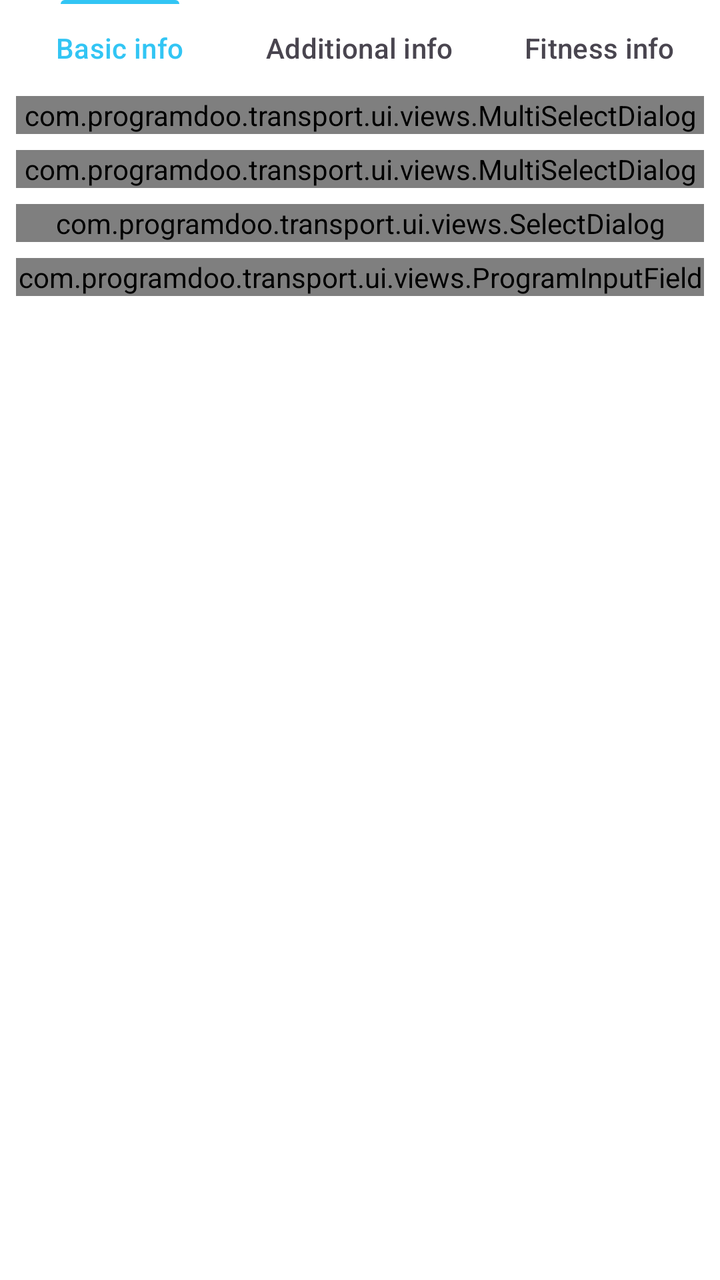
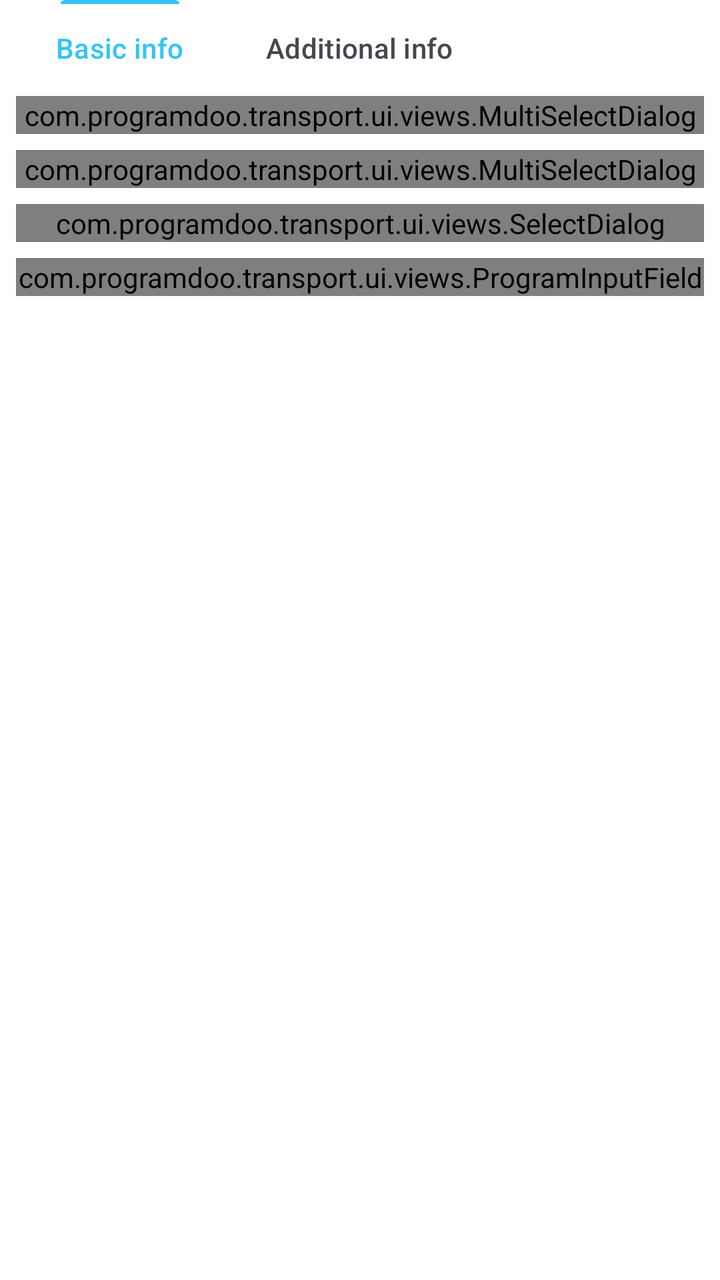

Two renders of the same Android screen: before a commit and after it. Below are the layout's source before the change and the commit's diff.
<!-- AndroidManifest.xml: application theme Theme.Fitnes -->
<!-- res/layout/fragment_edit_trainee_fitness_info.xml -->
<?xml version="1.0" encoding="utf-8"?>
<layout xmlns:tools="http://schemas.android.com/tools"
    xmlns:app="http://schemas.android.com/apk/res-auto"
    xmlns:android="http://schemas.android.com/apk/res/android">
    <data>
        <variable
            name="trainee"
            type="com.programdoo.transport.data.models.dtos.trainees.SaveTraineeRequestModel" />
    </data>

    <androidx.constraintlayout.widget.ConstraintLayout
        android:layout_width="match_parent"
        android:layout_height="match_parent"
        android:orientation="vertical"
        >

        <com.google.android.material.tabs.TabLayout
            android:id="@+id/stepTabLayout"
            style="@style/TabLayout"
            app:tabIndicatorColor="@color/primary"
            app:layout_constraintTop_toTopOf="parent"
            app:layout_constraintStart_toStartOf="parent"
            app:layout_constraintEnd_toEndOf="parent">

            <com.google.android.material.tabs.TabItem
                android:layout_width="wrap_content"
                android:layout_height="wrap_content"
                android:text="@string/label_basic_info" />

            <com.google.android.material.tabs.TabItem
                android:layout_width="wrap_content"
                android:layout_height="wrap_content"
                android:text="@string/label_additional_info" />

            <com.google.android.material.tabs.TabItem
                android:layout_width="wrap_content"
                android:layout_height="wrap_content"
                android:text="@string/label_fitness_info" />
        </com.google.android.material.tabs.TabLayout>

        <ScrollView
            android:id="@+id/scrollView"
            android:layout_width="0dp"
            android:layout_height="0dp"
            style="@style/ContainerMain"
            app:layout_constraintBottom_toTopOf="@+id/actionButtons"
            app:layout_constraintEnd_toEndOf="parent"
            app:layout_constraintStart_toStartOf="parent"
            app:layout_constraintTop_toBottomOf="@+id/stepTabLayout">

            <LinearLayout
                android:layout_width="match_parent"
                android:layout_height="wrap_content"
                style="@style/ContainerItemVertical">

                <com.programdoo.transport.ui.views.MultiSelectDialog
                    android:id="@+id/mselLimitations"
                    android:layout_width="match_parent"
                    android:layout_height="wrap_content"
                    android:hint="@string/label_limitations"
                    android:imeOptions="actionNext">
                </com.programdoo.transport.ui.views.MultiSelectDialog>

                <com.programdoo.transport.ui.views.MultiSelectDialog
                    android:id="@+id/mselGoals"
                    android:layout_width="match_parent"
                    android:layout_height="wrap_content"
                    android:hint="@string/label_goal"
                    android:imeOptions="actionNext">
                </com.programdoo.transport.ui.views.MultiSelectDialog>

                 <com.programdoo.transport.ui.views.SelectDialog
                     android:id="@+id/selFoundUsMethod"
                     android:layout_width="match_parent"
                     android:layout_height="wrap_content"
                     android:hint="@string/label_found_us_method"
                     android:imeOptions="actionNext">
                 </com.programdoo.transport.ui.views.SelectDialog>

                <com.programdoo.transport.ui.views.ProgramInputField
                    android:id="@+id/ifPreviousFitnessExperience"
                    android:layout_width="match_parent"
                    android:layout_height="wrap_content"
                    android:hint="@string/label_previous_experience"
                    android:inputType="textMultiLine"
                    app:multiline="true"
                    android:imeOptions="actionNext">
                </com.programdoo.transport.ui.views.ProgramInputField>
            </LinearLayout>
        </ScrollView>

        <androidx.constraintlayout.widget.ConstraintLayout
            android:id="@+id/actionButtons"
            android:layout_width="match_parent"
            android:layout_height="wrap_content"
            style="@style/BottomButtonBar"
            app:layout_constraintBottom_toBottomOf="parent"
            app:layout_constraintEnd_toEndOf="parent"
            app:layout_constraintStart_toStartOf="parent"
            app:layout_constraintTop_toBottomOf="@+id/scrollView">

            <Button
                android:id="@+id/buttonCancel"
                style="@style/ProgramButton.Cancel"
                android:text="@string/label_cancel"
                app:layout_constraintTop_toTopOf="parent"
                app:layout_constraintBottom_toBottomOf="parent"
                app:layout_constraintStart_toStartOf="parent" />

            <LinearLayout
                style="@style/ButtonGroupHorizontal"
                app:layout_constraintEnd_toEndOf="parent"
                app:layout_constraintTop_toTopOf="parent"
                app:layout_constraintBottom_toBottomOf="parent">

                <Button
                    android:id="@+id/buttonPrevious"
                    style="@style/ProgramButton.Tertiary"
                    android:text="@string/label_previous"/>

                <Button
                    android:id="@+id/buttonSave"
                    style="@style/ProgramButton.Primary"
                    android:text="@string/label_save" />
            </LinearLayout>
        </androidx.constraintlayout.widget.ConstraintLayout>
    </androidx.constraintlayout.widget.ConstraintLayout>
</layout>
<!-- resources referenced by this layout -->
<resources>
  <color name="primary">#32c5f4</color>
  <string name="label_additional_info">Additional info</string>
  <string name="label_basic_info">Basic info</string>
  <string name="label_cancel">Cancel</string>
  <string name="label_fitness_info">Fitness info</string>
  <string name="label_found_us_method">How they found us</string>
  <string name="label_goal">Goal</string>
  <string name="label_limitations">Limitations</string>
  <string name="label_previous">Previous</string>
  <string name="label_previous_experience">Previous experience</string>
  <string name="label_save">Save</string>
  <style name="BottomButtonBar">
          <item name="android:paddingVertical">@dimen/halfEdgePad</item>
          <item name="android:paddingHorizontal">@dimen/edgePad</item>
      </style>
  <style name="ContainerItemVertical">
          <item name="android:orientation">vertical</item>
          <item name="android:divider">@drawable/horizontal_spacer_8dp</item>
          <item name="android:showDividers">middle</item>
      </style>
  <style name="ContainerMain">
          <item name="android:fillViewport">true</item>
          <item name="android:paddingHorizontal">@dimen/edgePad</item>
          <item name="android:layout_width">0dp</item>
          <item name="android:layout_height">0dp</item>
      </style>
  <style name="ProgramButton.Cancel" parent="ProgramButton">
          <item name="android:backgroundTint">@color/secondary</item>
          <item name="android:textColor">@color/white</item>
      </style>
  <style name="ProgramButton.Primary" parent="ProgramButton">
          <item name="android:backgroundTint">@color/primary</item>
          <item name="android:textColor">@color/white</item>
      </style>
  <style name="ProgramButton.Tertiary" parent="ProgramButton">
          <item name="android:backgroundTint">@color/tertiary</item>
          <item name="android:textColor">@color/white</item>
      </style>
  <dimen name="halfEdgePad">4dp</dimen>
  <dimen name="edgePad">8dp</dimen>
  <!-- drawable vertical_spacer_2dp (drawable) -->
  <?xml version="1.0" encoding="utf-8"?>
  <shape
      xmlns:android="http://schemas.android.com/apk/res/android">
      <size android:width="2dp" />
      <solid android:color="@color/transparent" />
  </shape>
  <!-- drawable horizontal_spacer_8dp (drawable) -->
  <?xml version="1.0" encoding="utf-8"?>
  <shape
      xmlns:android="http://schemas.android.com/apk/res/android">
      <size android:height="@dimen/spacing" />
      <solid android:color="@color/transparent" />
  </shape>
  <style name="ProgramButton" parent="Widget.Material3.Button">
          <item name="android:layout_width">wrap_content</item>
          <item name="android:layout_height">wrap_content</item>
          <item name="cornerRadius">@dimen/cornerRadius</item>
          <item name="android:textColor">@color/secondary</item>
      </style>
  <color name="secondary">#020202</color>
  <color name="white">#FFFFFFFF</color>
  <color name="tertiary">#bfbfbf</color>
  <color name="primaryVariant">@color/primaryLighter</color>
  <color name="secondaryVariant">@color/secondaryLighter</color>
  <color name="black">#FF000000</color>
  <color name="surface">#F5F5F5</color>
  <color name="error">#b30000</color>
  <color name="accent">#171563</color>
  <color name="controlHighlight">#8CBF4E</color>
  <style name="ThemeOverlay.App.MaterialAlertDialog" parent="ThemeOverlay.Material3.MaterialAlertDialog">
          <item name="android:backgroundTint">@color/white</item>
      </style>
  <color name="transparent">#00ffffff</color>
  <dimen name="spacing">8dp</dimen>
  <dimen name="cornerRadius">8dp</dimen>
  <color name="primaryLighter">#e6ffff</color>
  <color name="secondaryLighter">#595959</color>
  <!-- unchanged entries left out for length: 3 -->
</resources>

<!-- the commit's change to res/layout/fragment_edit_trainee_fitness_info.xml (unified diff, before → after) -->
@@ -34,8 +34,7 @@
 
             <com.google.android.material.tabs.TabItem
                 android:layout_width="wrap_content"
-                android:layout_height="wrap_content"
-                android:text="@string/label_fitness_info" />
+                android:layout_height="wrap_content" />
         </com.google.android.material.tabs.TabLayout>
 
         <ScrollView
@@ -57,7 +56,6 @@
                     android:id="@+id/mselLimitations"
                     android:layout_width="match_parent"
                     android:layout_height="wrap_content"
-                    android:hint="@string/label_limitations"
                     android:imeOptions="actionNext">
                 </com.programdoo.transport.ui.views.MultiSelectDialog>
 
@@ -73,7 +71,6 @@
                      android:id="@+id/selFoundUsMethod"
                      android:layout_width="match_parent"
                      android:layout_height="wrap_content"
-                     android:hint="@string/label_found_us_method"
                      android:imeOptions="actionNext">
                  </com.programdoo.transport.ui.views.SelectDialog>
 
@@ -81,7 +78,6 @@
                     android:id="@+id/ifPreviousFitnessExperience"
                     android:layout_width="match_parent"
                     android:layout_height="wrap_content"
-                    android:hint="@string/label_previous_experience"
                     android:inputType="textMultiLine"
                     app:multiline="true"
                     android:imeOptions="actionNext">
<!-- resource entries referenced after the edit -->
@@ -4,12 +4,8 @@
   <string name="label_additional_info">Additional info</string>
   <string name="label_basic_info">Basic info</string>
   <string name="label_cancel">Cancel</string>
-  <string name="label_fitness_info">Fitness info</string>
-  <string name="label_found_us_method">How they found us</string>
   <string name="label_goal">Goal</string>
-  <string name="label_limitations">Limitations</string>
   <string name="label_previous">Previous</string>
-  <string name="label_previous_experience">Previous experience</string>
   <string name="label_save">Save</string>
   <style name="BottomButtonBar">
           <item name="android:paddingVertical">@dimen/halfEdgePad</item>
